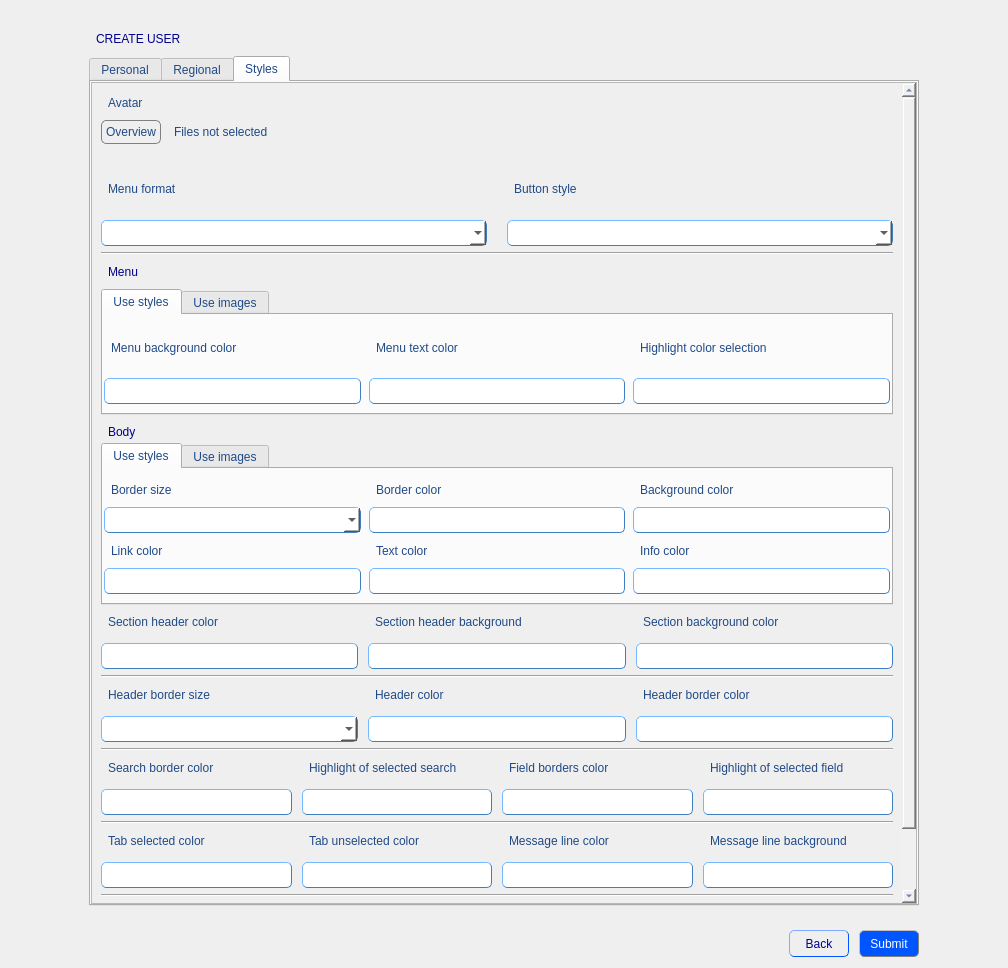
This is QBuilder/QBuilder/src/createuserform.ui in Rork96/QtProjects as Qt 5 draws it before an edit. The edited form follows.
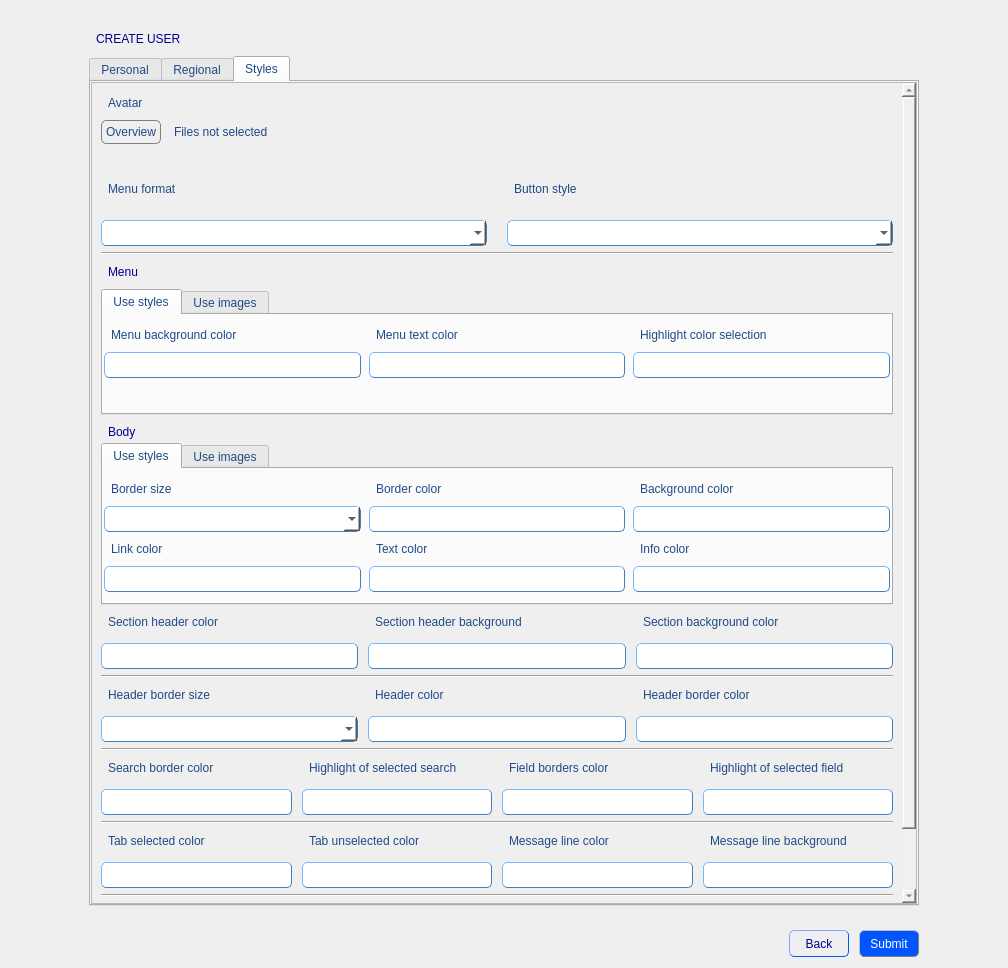
This is the edited form. The open tabs and pages were chosen to show the change. Custom widgets are drawn as their Qt base class.

```diff
--- a/QBuilder/QBuilder/src/createuserform.ui
+++ b/QBuilder/QBuilder/src/createuserform.ui
@@ -861,7 +861,7 @@
             <x>0</x>
             <y>0</y>
             <width>805</width>
-            <height>971</height>
+            <height>977</height>
            </rect>
           </property>
           <layout class="QGridLayout" name="gridLayout_11">
@@ -1316,6 +1316,19 @@
                    </property>
                   </spacer>
                  </item>
+                 <item row="1" column="0">
+                  <spacer name="verticalSpacer_4">
+                   <property name="orientation">
+                    <enum>Qt::Vertical</enum>
+                   </property>
+                   <property name="sizeHint" stdset="0">
+                    <size>
+                     <width>20</width>
+                     <height>40</height>
+                    </size>
+                   </property>
+                  </spacer>
+                 </item>
                 </layout>
                </widget>
                <widget class="QWidget" name="menuImageTab">
@@ -1588,6 +1601,19 @@
                    </property>
                   </spacer>
                  </item>
+                 <item row="2" column="0">
+                  <spacer name="verticalSpacer_5">
+                   <property name="orientation">
+                    <enum>Qt::Vertical</enum>
+                   </property>
+                   <property name="sizeHint" stdset="0">
+                    <size>
+                     <width>20</width>
+                     <height>40</height>
+                    </size>
+                   </property>
+                  </spacer>
+                 </item>
                 </layout>
                </widget>
                <widget class="QWidget" name="bodyImageTab">
```
Left out of the diff: 2 changed lines with no effect on the pictures.
